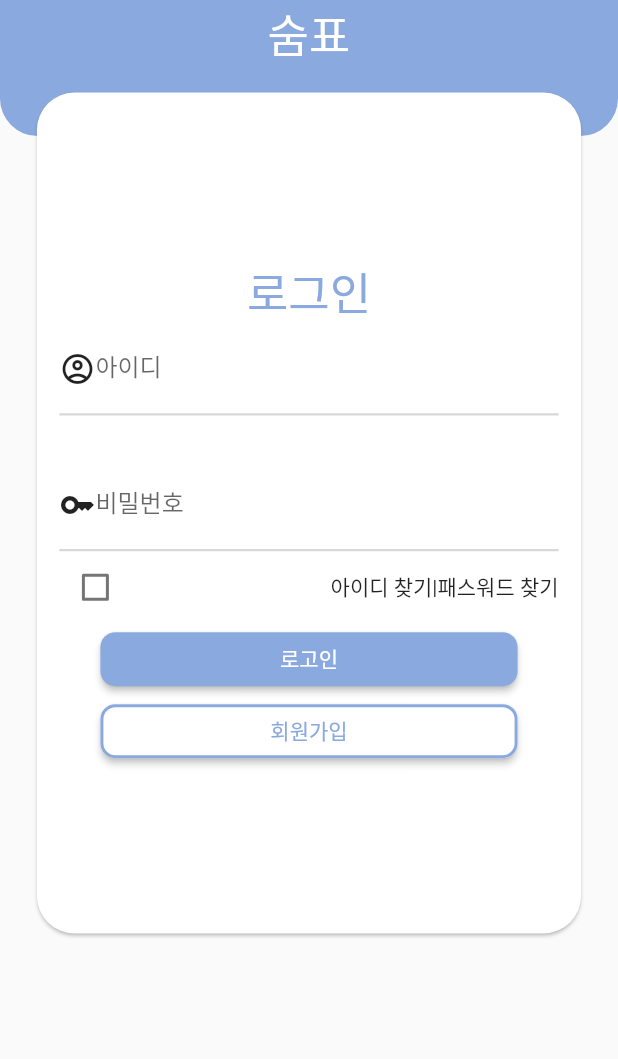
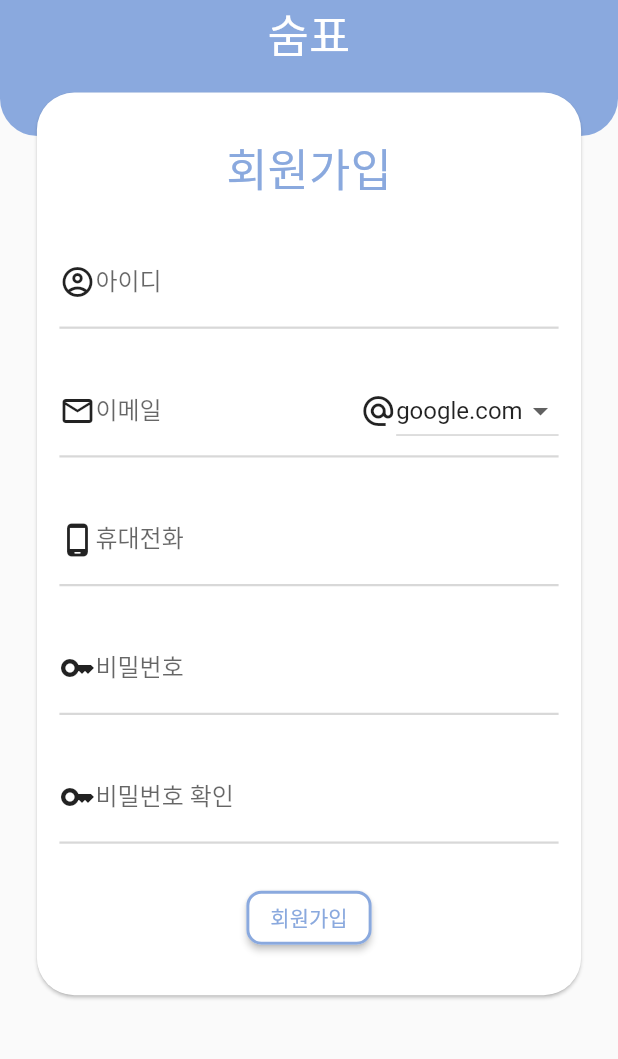
Before and after one commit to DBLabProj/sumpyo, a Flutter app: the screen it shows after launch, after a tap on "회원가입", on a phone screen of 412 x 824 dp, the part 173-1232 px from its top. Run offline on Flutter 3.47's test engine with Material 2 defaults, Android fonts, the phone set to English and light mode, and no system bars; our stand-ins replace fluttertoast, google_fonts, table_calendar; missing offline and left inert: multi_masked_formatter, sliding_up_panel2.

Commit message:
add signupScreen

```diff
--- a/lib/screens/home_screen.dart
+++ b/lib/screens/home_screen.dart
@@ -82,9 +82,7 @@ class _HomeScreenState extends State<HomeScreen> {
           },
           body: GestureDetector(
             onDoubleTap: () {
-              print(calMonthSize);
-              print(calWeekSize);
-              slidingMaxHeight = getContentSize()!.height * 0.65;
+              slidingMaxHeight = getContentSize()!.height - 0.65;
               slidingMinHeight = getContentSize()!.height * 0.35;
               setState(
                 () {},
--- a/lib/screens/login_screen.dart
+++ b/lib/screens/login_screen.dart
@@ -1,4 +1,7 @@
 import 'package:flutter/material.dart';
+import 'package:sumpyo/screens/home_screen.dart';
+import 'package:sumpyo/screens/signup_screen.dart';
+import 'package:sumpyo/widgets/loginWidget.dart';
 
 class loginPage extends StatefulWidget {
   const loginPage({super.key});
@@ -12,44 +15,22 @@ class _loginPageState extends State<loginPage> {
   Widget build(BuildContext context) {
     double areaWidth = MediaQuery.of(context).size.width * 0.9;
     return Scaffold(
+      appBar: AppBar(
+        toolbarHeight: 0,
+        backgroundColor: Theme.of(context).primaryColor,
+      ),
       // 키보드 나왔을 때 처리 화면 가려지는 거 방지용
       resizeToAvoidBottomInset: false,
       body: SafeArea(
         child: Stack(children: [
-          Container(
-            height: MediaQuery.of(context).size.height * 0.25,
-            // color: Theme.of(context).primaryColor,
-            decoration: BoxDecoration(
-              color: Theme.of(context).primaryColor,
-              borderRadius:
-                  const BorderRadius.vertical(bottom: Radius.circular(25)),
-            ),
-            child: Row(
-              mainAxisAlignment: MainAxisAlignment.center,
-              children: [
-                Column(
-                  mainAxisAlignment: MainAxisAlignment.center,
-                  children: [
-                    Image.asset('assets/logo.png'),
-                    const Text(
-                      '숨표',
-                      style: TextStyle(
-                        color: Colors.white,
-                        fontSize: 30,
-                        fontWeight: FontWeight.w400,
-                      ),
-                    )
-                  ],
-                )
-              ],
-            ),
-          ),
+          const loginBackground(),
           Padding(
             padding: EdgeInsets.fromLTRB(
-                MediaQuery.of(context).size.width * 0.05,
-                MediaQuery.of(context).size.height * 0.21,
-                MediaQuery.of(context).size.width * 0.05,
-                MediaQuery.of(context).size.height * 0.1),
+              MediaQuery.of(context).size.width * 0.05,
+              MediaQuery.of(context).size.height * 0.21,
+              MediaQuery.of(context).size.width * 0.05,
+              MediaQuery.of(context).size.height * 0.1,
+            ),
             child: Card(
               shape: RoundedRectangleBorder(
                   borderRadius: BorderRadius.circular(25)),
@@ -58,6 +39,7 @@ class _loginPageState extends State<loginPage> {
                 child: Padding(
                   padding: const EdgeInsets.all(15.0),
                   child: Column(
+                    crossAxisAlignment: CrossAxisAlignment.center,
                     mainAxisAlignment: MainAxisAlignment.center,
                     children: [
                       Text(
@@ -86,40 +68,6 @@ class _loginPageState extends State<loginPage> {
             ),
           ),
         ]),
-      ),
-    );
-  }
-}
-
-class loginTextbox extends StatefulWidget {
-  Icon icon;
-  String dataType;
-  loginTextbox({super.key, required this.icon, required this.dataType});
-
-  @override
-  State<loginTextbox> createState() => _loginTextboxState();
-}
-
-class _loginTextboxState extends State<loginTextbox> {
-  @override
-  Widget build(BuildContext context) {
-    return Container(
-      decoration: BoxDecoration(
-          border: Border(
-              bottom:
-                  BorderSide(width: 1.5, color: Colors.grey.withOpacity(0.4)))),
-      child: Row(
-        mainAxisAlignment: MainAxisAlignment.start,
-        children: [
-          widget.icon,
-          Flexible(
-            child: TextField(
-              obscureText: widget.dataType != '아이디' ? true : false,
-              decoration: InputDecoration(
-                  labelText: widget.dataType, border: InputBorder.none),
-            ),
-          ),
-        ],
       ),
     );
   }
@@ -183,7 +131,12 @@ class _loginButtonState extends State<loginButton> {
                   ),
                   backgroundColor:
                       MaterialStatePropertyAll(Theme.of(context).primaryColor)),
-              onPressed: () {},
+              onPressed: () {
+                Navigator.push(
+                    (context),
+                    MaterialPageRoute(
+                        builder: (context) => const HomeScreen()));
+              },
               child: const Text(
                 '로고인',
                 style: TextStyle(),
@@ -201,7 +154,10 @@ class _loginButtonState extends State<loginButton> {
               ),
               backgroundColor: const MaterialStatePropertyAll(Colors.white),
             ),
-            onPressed: () {},
+            onPressed: () {
+              Navigator.push((context),
+                  MaterialPageRoute(builder: (context) => const signUpPage()));
+            },
             child: Text(
               '회원가입',
               style: TextStyle(
--- /dev/null
+++ b/lib/screens/signup_screen.dart
@@ -0,0 +1,191 @@
+import 'package:flutter/material.dart';
+import 'package:multi_masked_formatter/multi_masked_formatter.dart';
+import 'package:sumpyo/widgets/loginWidget.dart';
+
+class signUpPage extends StatefulWidget {
+  const signUpPage({super.key});
+
+  @override
+  State<signUpPage> createState() => _signUppageState();
+}
+
+class _signUppageState extends State<signUpPage> {
+  @override
+  Widget build(BuildContext context) {
+    double contentHeight =
+        MediaQuery.of(context).size.height - MediaQuery.of(context).padding.top;
+    return Scaffold(
+      body: SafeArea(
+        child: SingleChildScrollView(
+          child: SizedBox(
+            height: contentHeight,
+            child: Stack(
+              children: [
+                const loginBackground(),
+                Padding(
+                  padding: EdgeInsets.fromLTRB(
+                      MediaQuery.of(context).size.width * 0.05,
+                      MediaQuery.of(context).size.height * 0.21,
+                      MediaQuery.of(context).size.width * 0.05,
+                      MediaQuery.of(context).size.height * 0.05),
+                  child: Card(
+                    shape: RoundedRectangleBorder(
+                      borderRadius: BorderRadius.circular(25),
+                    ),
+                    color: Colors.white,
+                    child: GestureDetector(
+                      child: Padding(
+                        padding: const EdgeInsets.all(15.0),
+                        child: Column(
+                          mainAxisAlignment: MainAxisAlignment.spaceAround,
+                          children: [
+                            Text(
+                              '회원가입',
+                              style: TextStyle(
+                                  fontSize: 30,
+                                  fontWeight: FontWeight.w300,
+                                  color: Theme.of(context).primaryColor),
+                            ),
+                            loginTextbox(
+                              icon: const Icon(Icons.account_circle_outlined),
+                              dataType: '아이디',
+                            ),
+                            const emailTextbox(),
+                            const phoneTextbox(),
+                            loginTextbox(
+                              icon: const Icon(Icons.key),
+                              dataType: '비밀번호',
+                            ),
+                            loginTextbox(
+                              icon: const Icon(Icons.key),
+                              dataType: '비밀번호 확인',
+                            ),
+                            const submitSignUp()
+                          ],
+                        ),
+                      ),
+                    ),
+                  ),
+                ),
+              ],
+            ),
+          ),
+        ),
+      ),
+    );
+  }
+}
+
+class submitSignUp extends StatelessWidget {
+  const submitSignUp({
+    super.key,
+  });
+
+  @override
+  Widget build(BuildContext context) {
+    return ElevatedButton(
+      style: ButtonStyle(
+        shape: MaterialStatePropertyAll(
+          RoundedRectangleBorder(
+              borderRadius: BorderRadius.circular(10),
+              side:
+                  BorderSide(color: Theme.of(context).primaryColor, width: 2)),
+        ),
+        backgroundColor: const MaterialStatePropertyAll(Colors.white),
+      ),
+      onPressed: () {
+        Navigator.push((context),
+            MaterialPageRoute(builder: (context) => const signUpPage()));
+      },
+      child: Text(
+        '회원가입',
+        style: TextStyle(
+          color: Theme.of(context).primaryColor,
+        ),
+      ),
+    );
+  }
+}
+
+class emailTextbox extends StatefulWidget {
+  const emailTextbox({super.key});
+
+  @override
+  State<emailTextbox> createState() => _emailTextboxState();
+}
+
+class _emailTextboxState extends State<emailTextbox> {
+  final List<String> _emailList = ['google.com', 'naver.com', 'hanmail.net'];
+  String _selectedValue = 'google.com';
+  @override
+  Widget build(BuildContext context) {
+    return Container(
+      decoration: BoxDecoration(
+          border: Border(
+              bottom:
+                  BorderSide(width: 1.5, color: Colors.grey.withOpacity(0.4)))),
+      child: Row(
+        mainAxisAlignment: MainAxisAlignment.start,
+        children: [
+          const Icon(Icons.email_outlined),
+          const Flexible(
+            child: TextField(
+              decoration:
+                  InputDecoration(labelText: '이메일', border: InputBorder.none),
+            ),
+          ),
+          const Icon(Icons.alternate_email),
+          DropdownButton(
+            value: _selectedValue,
+            items: _emailList.map((value) {
+              return DropdownMenuItem(
+                value: value,
+                child: Text(value),
+              );
+            }).toList(),
+            onChanged: (value) {
+              setState(() {
+                _selectedValue = value!;
+              });
+            },
+          ),
+        ],
+      ),
+    );
+  }
+}
+
+class phoneTextbox extends StatefulWidget {
+  const phoneTextbox({super.key});
+
+  @override
+  State<phoneTextbox> createState() => _phoneTextboxState();
+}
+
+class _phoneTextboxState extends State<phoneTextbox> {
+  @override
+  Widget build(BuildContext context) {
+    return Container(
+      decoration: BoxDecoration(
+          border: Border(
+              bottom:
+                  BorderSide(width: 1.5, color: Colors.grey.withOpacity(0.4)))),
+      child: Row(
+        mainAxisAlignment: MainAxisAlignment.start,
+        children: [
+          const Icon(Icons.phone_android_rounded),
+          Flexible(
+              child: TextField(
+            inputFormatters: [
+              MultiMaskedTextInputFormatter(
+                  masks: ['xxx-xxxx-xxxx', 'xxx-xxx-xxxx'], separator: '-'),
+            ],
+            keyboardType: TextInputType.number,
+            decoration: const InputDecoration(
+                labelText: '휴대전화', border: InputBorder.none),
+          )),
+        ],
+      ),
+    );
+  }
+}
--- /dev/null
+++ b/lib/widgets/loginWidget.dart
@@ -0,0 +1,75 @@
+import 'package:flutter/material.dart';
+
+class loginBackground extends StatelessWidget {
+  const loginBackground({
+    super.key,
+  });
+
+  @override
+  Widget build(BuildContext context) {
+    return Container(
+      height: MediaQuery.of(context).size.height * 0.25,
+      // color: Theme.of(context).primaryColor,
+      decoration: BoxDecoration(
+        color: Theme.of(context).primaryColor,
+        borderRadius: const BorderRadius.vertical(
+          bottom: Radius.circular(25),
+        ),
+      ),
+      child: Row(
+        mainAxisAlignment: MainAxisAlignment.center,
+        children: [
+          Column(
+            mainAxisAlignment: MainAxisAlignment.center,
+            children: [
+              Image.asset('assets/logo.png'),
+              const Text(
+                '숨표',
+                style: TextStyle(
+                  color: Colors.white,
+                  fontSize: 30,
+                  fontWeight: FontWeight.w400,
+                ),
+              )
+            ],
+          )
+        ],
+      ),
+    );
+  }
+}
+
+// ------------------------------------입력 상자 -------------------------------------------------
+class loginTextbox extends StatefulWidget {
+  Icon icon;
+  String dataType;
+  loginTextbox({super.key, required this.icon, required this.dataType});
+
+  @override
+  State<loginTextbox> createState() => _loginTextboxState();
+}
+
+class _loginTextboxState extends State<loginTextbox> {
+  @override
+  Widget build(BuildContext context) {
+    return Container(
+      decoration: BoxDecoration(
+          border: Border(
+              bottom:
+                  BorderSide(width: 1.5, color: Colors.grey.withOpacity(0.4)))),
+      child: Row(
+        mainAxisAlignment: MainAxisAlignment.start,
+        children: [
+          widget.icon,
+          Flexible(
+            child: TextField(
+              obscureText: widget.dataType != '아이디' ? true : false,
+              decoration: InputDecoration(
+                  labelText: widget.dataType, border: InputBorder.none),
+            ),
+          ),
+        ],
+      ),
+    );
+  }
+}
--- a/pubspec.yaml
+++ b/pubspec.yaml
@@ -33,6 +33,7 @@ dependencies:
   table_calendar: ^3.0.7
   intl: ^0.17.0
   sliding_up_panel2: ^3.2.2
+  multi_masked_formatter: ^1.0.0
 
   # The following adds the Cupertino Icons font to your application.
   # Use with the CupertinoIcons class for iOS style icons.
```
Also changed, not shown: pubspec.lock.
